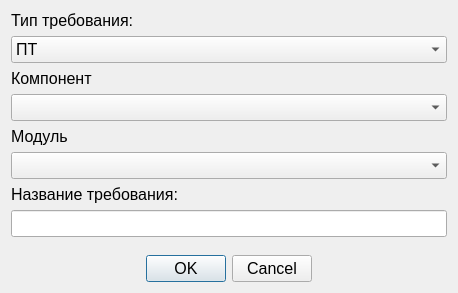
gen1izh/cpp, file plugins/analysis/widgets/analysis/editrequirementdialog.ui: the form before one commit.
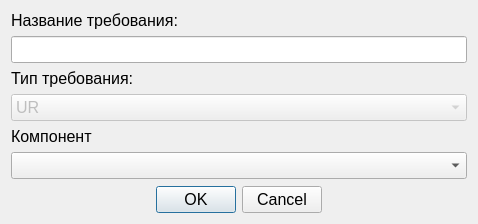
The form after the commit. Icons and pictures are not drawn.

Commit message: upd: рефакторинг структуры проекта. Вместо жесткого дерева (система, подсистема, компонент, модуль) - гибкое дерево.

The edit to the form file:
```diff
--- a/plugins/analysis/widgets/analysis/editrequirementdialog.ui
+++ b/plugins/analysis/widgets/analysis/editrequirementdialog.ui
@@ -6,8 +6,8 @@
    <rect>
     <x>0</x>
     <y>0</y>
-    <width>458</width>
-    <height>293</height>
+    <width>478</width>
+    <height>224</height>
    </rect>
   </property>
   <property name="font">
@@ -23,18 +23,27 @@
     <normaloff>:/images/raznoe31/raznoe31/48x48/42.png</normaloff>:/images/raznoe31/raznoe31/48x48/42.png</iconset>
   </property>
   <layout class="QGridLayout" name="gridLayout">
-   <item row="0" column="0">
-    <widget class="QLabel" name="label">
-     <property name="text">
-      <string>Тип требования:</string>
+   <item row="9" column="0">
+    <widget class="QDialogButtonBox" name="buttonBox">
+     <property name="orientation">
+      <enum>Qt::Horizontal</enum>
+     </property>
+     <property name="standardButtons">
+      <set>QDialogButtonBox::Cancel|QDialogButtonBox::Ok</set>
+     </property>
+     <property name="centerButtons">
+      <bool>true</bool>
      </property>
     </widget>
    </item>
-   <item row="1" column="0">
+   <item row="3" column="0">
     <widget class="QComboBox" name="requirementComboBox">
+     <property name="enabled">
+      <bool>false</bool>
+     </property>
      <item>
       <property name="text">
-       <string>ПТ</string>
+       <string>UR</string>
       </property>
      </item>
      <item>
@@ -50,35 +59,22 @@
     </widget>
    </item>
    <item row="2" column="0">
-    <widget class="QLabel" name="label_4">
+    <widget class="QLabel" name="label">
      <property name="text">
-      <string>Компонент</string>
+      <string>Тип требования:</string>
      </property>
     </widget>
    </item>
-   <item row="3" column="0">
+   <item row="5" column="0">
     <widget class="QComboBox" name="componentBox"/>
    </item>
    <item row="4" column="0">
-    <widget class="QLabel" name="label_2">
+    <widget class="QLabel" name="label_4">
      <property name="text">
-      <string>Модуль</string>
+      <string>Компонент </string>
      </property>
     </widget>
    </item>
-   <item row="5" column="0">
-    <widget class="QComboBox" name="moduleBox"/>
-   </item>
-   <item row="6" column="0">
-    <widget class="QLabel" name="label_3">
-     <property name="text">
-      <string>Название требования:</string>
-     </property>
-    </widget>
-   </item>
-   <item row="7" column="0">
-    <widget class="QLineEdit" name="nameEdit"/>
-   </item>
    <item row="8" column="0">
     <spacer name="verticalSpacer">
      <property name="orientation">
@@ -92,19 +88,16 @@
      </property>
     </spacer>
    </item>
-   <item row="9" column="0">
-    <widget class="QDialogButtonBox" name="buttonBox">
-     <property name="orientation">
-      <enum>Qt::Horizontal</enum>
-     </property>
-     <property name="standardButtons">
-      <set>QDialogButtonBox::Cancel|QDialogButtonBox::Ok</set>
-     </property>
-     <property name="centerButtons">
-      <bool>true</bool>
+   <item row="0" column="0">
+    <widget class="QLabel" name="label_3">
+     <property name="text">
+      <string>Название требования:</string>
      </property>
     </widget>
    </item>
+   <item row="1" column="0">
+    <widget class="QLineEdit" name="nameEdit"/>
+   </item>
   </layout>
  </widget>
  <resources>
```
Left out of the diff: 4 changed lines with no effect on the pictures. The commit also changes 65 other files.
